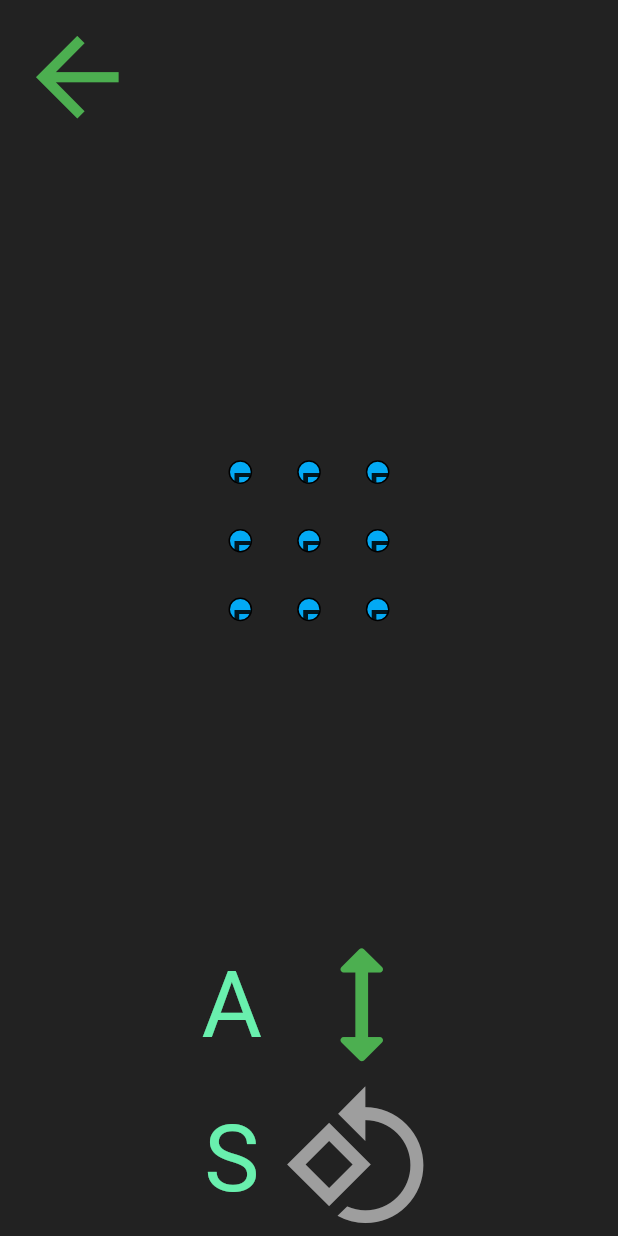
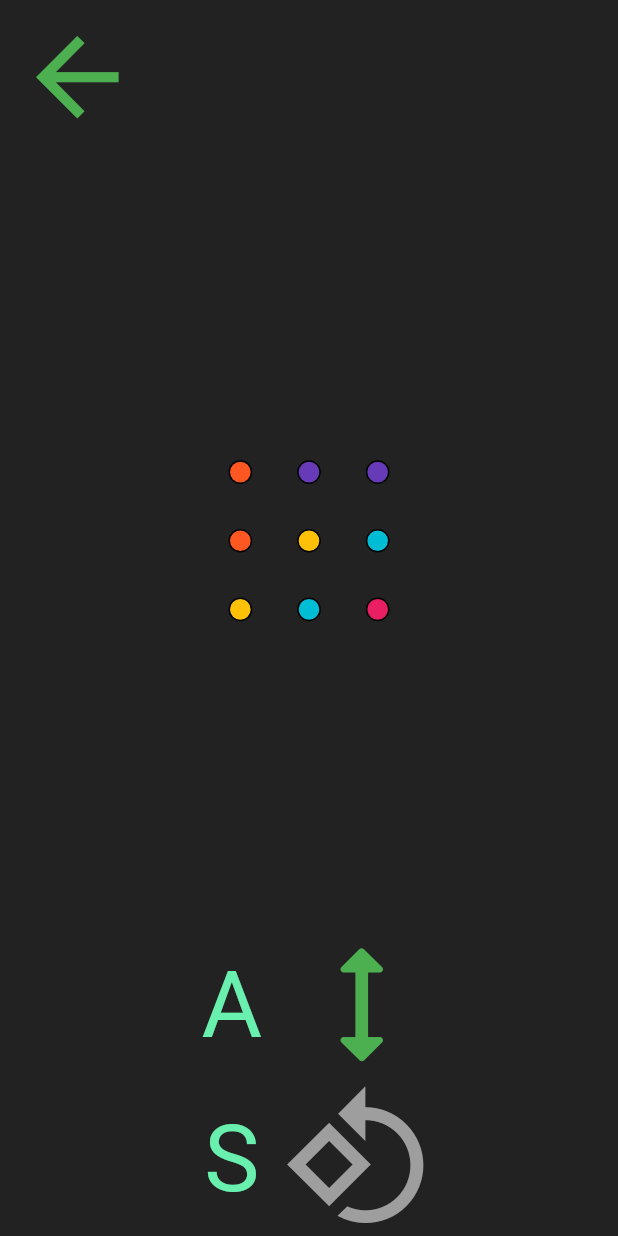
Before and after one commit to Dustlayer/flutter_hack, a Flutter app: the screen it shows after launch, after a tap on the "videogame asset" icon, on a phone screen of 412 x 824 dp. Run offline on Flutter 3.47's test engine with Material 2 defaults, Android fonts, the phone set to English and light mode, and no system bars; drawn by our look-alikes of auto_size_text; our stand-ins replace beamer.

Commit message:
game logic, colored faces, shuffle

```diff
--- a/lib/components/cube_face_widget.dart
+++ b/lib/components/cube_face_widget.dart
@@ -307,14 +307,16 @@ class TestCubeTile extends StatelessWidget {
         decoration: BoxDecoration(
           border: Border.all(),
           borderRadius: BorderRadius.circular(15),
-          color: Colors.lightBlue,
+          // color: Colors.lightBlue,
+          color: _block.color,
         ),
         alignment: Alignment.center,
-        child: Text(
-          _block.toString(),
-          textAlign: TextAlign.center,
-          style: const TextStyle(fontSize: 35),
-        ),
+        child: Container(),
+        // child: Text(
+        //   _block.toString(),
+        //   textAlign: TextAlign.center,
+        //   style: const TextStyle(fontSize: 35),
+        // ),
       ),
     );
   }
--- a/lib/main.dart
+++ b/lib/main.dart
@@ -49,7 +49,7 @@ class MyApp extends StatelessWidget {
       routes: {
         PageRoutes.home: (context, state, data) => const HomeScreen(),
         PageRoutes.leaderboard: (context, state, data) => const LeaderboardScreen(),
-        PageRoutes.singleplayer: (context, state, data) => const PlaySingleplayerScreen(),
+        PageRoutes.singleplayer: (context, state, data) => const PlaySingleplayerScreen(1),
       },
     ),
     notFoundRedirectNamed: PageRoutes.home,
--- a/lib/models/cube/block.dart
+++ b/lib/models/cube/block.dart
@@ -1,3 +1,5 @@
+import 'package:flutter/material.dart';
+
 class Block {
   final String _dbgName;
   final String _faceDbgName;
@@ -5,9 +7,9 @@ class Block {
   String get dbgName => _dbgName;
   String get faceDbgName => _faceDbgName;
 
-  Block(this._dbgName, this._faceDbgName);
+  Color color;
 
-  factory Block.dummy() => Block("", "");
+  Block(this._dbgName, this._faceDbgName, this.color);
 
   @override
   String toString() {
--- a/lib/models/cube/cube.dart
+++ b/lib/models/cube/cube.dart
@@ -1,4 +1,9 @@
+import 'dart:collection';
+import 'dart:math';
+
 import 'package:flutter/foundation.dart';
+import 'package:flutter/material.dart';
+import 'package:flutter_hack/constants.dart';
 
 import 'package:flutter_hack/vector_math.dart';
 import 'package:flutter_hack/models/cube/rotation_move.dart';
@@ -33,7 +38,7 @@ class Cube {
     Face front = _getFaceAt(IVec.FRONT);
     IVec worldSliceAxis = move.axis;
     IVec worldSliceIndex = move.index;
-    if (kDebugMode) print("Slice: Front=$front, =$worldSliceAxis, sliceIndex:$worldSliceIndex");
+    if (kDebugMode) print("Slice: Front=$front, worldSliceAxis=$worldSliceAxis, worldSliceIndex=$worldSliceIndex");
 
     // find first block on front face
     IVec worldBlockPos = worldSliceAxis + worldSliceIndex;
@@ -77,6 +82,17 @@ class Cube {
     }
   }
 
+  int solvedFaces() {
+    int solved = 0;
+    for (Face f in faces.values) {
+      if (f.isSolved()) {
+        solved += 1;
+      }
+    }
+
+    return solved;
+  }
+
   Block predictSlice(SliceMove move) {
     Face front = _getFaceAt(IVec.FRONT);
     IVec worldSliceAxis = move.axis;
@@ -115,7 +131,7 @@ class Cube {
     return faces[mat.dotV(at)]!;
   }
 
-  static Cube generate() {
+  static Cube generate(int nMovesShuffle) {
     /*
      *     X
      *     🡡
@@ -125,15 +141,60 @@ class Cube {
      *
      */
     Map<IVec, Face> faces = {
-      IVec.X: Face.generate("R", IMat.rotate90(IVec.Y)),
-      -IVec.X: Face.generate("L", IMat.rotate90(-IVec.Y)),
-      IVec.Y: Face.generate("U", IMat.rotate90(-IVec.X)),
-      -IVec.Y: Face.generate("D", IMat.rotate90(IVec.X)),
-      IVec.Z: Face.generate("F", IMat.identity()),
-      -IVec.Z: Face.generate("B", IMat.rotate90(IVec.X).dotM(IMat.rotate90(IVec.X))),
+      IVec.X: Face.generate("R", IMat.rotate90(IVec.Y), Colors.green),
+      -IVec.X: Face.generate("L", IMat.rotate90(-IVec.Y), Colors.amber),
+      IVec.Y: Face.generate("U", IMat.rotate90(-IVec.X), Colors.cyan),
+      -IVec.Y: Face.generate("D", IMat.rotate90(IVec.X), Colors.deepPurple),
+      IVec.Z: Face.generate("F", IMat.identity(), Colors.deepOrange),
+      -IVec.Z: Face.generate("B", IMat.rotate90(IVec.X).dotM(IMat.rotate90(IVec.X)), Colors.pink),
     };
 
-    return Cube(faces);
+    Cube cube = Cube(faces);
+    shuffleCube(cube, nMovesShuffle);
+
+    // check everything is alright once (in debug mode)
+    if (kDebugMode) {
+      Set<Block> seenBlocks = HashSet();
+
+      for (Face face in cube.faces.values) {
+        face.blocks.foreach((b) {
+          if (seenBlocks.contains(b)) {
+            assert(false);
+          }
+          seenBlocks.add(b);
+        });
+      }
+    }
+
+    return cube;
+  }
+
+  static void shuffleCube(Cube cube, int nMoves) {
+    double pRotate = .3;
+    Random ra = Random();
+
+    List<RotationMove> rotationMoves = [
+      RotationMove.up(),
+      RotationMove.down(),
+      RotationMove.left(),
+      RotationMove.right(),
+    ];
+    List<SliceMove Function(int)> sliceMoves = [
+      (i) => SliceMove.up(i),
+      (i) => SliceMove.down(i),
+      (i) => SliceMove.left(i),
+      (i) => SliceMove.right(i),
+    ];
+
+    for (int i = 0; i < nMoves; i++) {
+      if (ra.nextDouble() <= pRotate) {
+        cube.rotate(rotationMoves[ra.nextInt(rotationMoves.length)]);
+      }
+      else {
+        int rawIndex = ra.nextInt(kSize);
+        cube.slice(sliceMoves[ra.nextInt(sliceMoves.length)](rawIndex));
+      }
+    }
   }
 
   // ----------------- //
--- a/lib/models/cube/face.dart
+++ b/lib/models/cube/face.dart
@@ -1,3 +1,4 @@
+import 'package:flutter/material.dart';
 import 'package:flutter_hack/vector_math.dart';
 import 'package:flutter_hack/constants.dart';
 
@@ -59,14 +60,19 @@ class Face {
     return blocks.get(localBlockPosition.x, localBlockPosition.y);
   }
 
-  static Face generate(String _dbgName, IMat mat, [bool vFlip = false]) {
+  bool isSolved() {
+    Color reference = blocks.get(0, 0).color;
+    return blocks.checkAll((b) => b.color == reference);
+  }
+
+  static Face generate(String _dbgName, IMat mat, Color color) {
     return Face(
       _dbgName,
       mat,
       Grid.generate(
         kSize,
         kSize,
-        (x, y) => Block("($x | $y)", _dbgName),
+        (x, y) => Block("($x | $y)", _dbgName, color),
       ),
     );
   }
--- a/lib/models/cube/grid.dart
+++ b/lib/models/cube/grid.dart
@@ -27,11 +27,22 @@ class Grid<T> {
   T get(int x, int y) {
     int nx = normalizeX(x);
     int ny = normalizeY(y);
+
+    if (nx < 0 || ny < 0 || width <= nx || height <= ny) {
+      assert(false);
+    }
+
     return _data[nx][ny]!;
   }
 
   void set(int x, int y, T value) {
-    _data[normalizeX(x)][normalizeY(y)] = value;
+    int nx = normalizeX(x);
+    int ny = normalizeY(y);
+
+    if (nx < 0 || ny < 0 || width <= nx || height <= ny) {
+      assert(false);
+    }
+    _data[nx][ny] = value;
   }
 
   int normalizeX(int x) {
@@ -41,4 +52,21 @@ class Grid<T> {
   int normalizeY(int y) {
     return y + height ~/ 2;
   }
+
+  bool checkAll(bool Function(T) test) {
+    for (List<T?> column in _data) {
+      for (T? t in column) {
+        if (!test(t!)) return false;
+      }
+    }
+    return true;
+  }
+
+  void foreach(void Function(T) f) {
+    for (List<T?> column in _data) {
+      for (T? t in column) {
+        f(t!);
+      }
+    }
+  }
 }
--- a/lib/screens/play_singleplayer.dart
+++ b/lib/screens/play_singleplayer.dart
@@ -11,7 +11,9 @@ import '../components/game_status_widget.dart';
 import '../models/keyboard_meta_keys_manager.dart';
 
 class PlaySingleplayerScreen extends StatefulWidget {
-  const PlaySingleplayerScreen({Key? key}) : super(key: key);
+  final int minFacesSolvedForVictory;
+
+  const PlaySingleplayerScreen(this.minFacesSolvedForVictory, {Key? key}) : super(key: key);
 
   @override
   _PlaySingleplayerScreenState createState() => _PlaySingleplayerScreenState();
@@ -23,7 +25,7 @@ void NoOp() {}
 class _PlaySingleplayerScreenState extends State<PlaySingleplayerScreen> with SingleTickerProviderStateMixin {
   late final FocusNode focus;
   late final FocusAttachment _nodeAttachment;
-  Cube cube = Cube.generate();
+  Cube cube = Cube.generate(100);
   // game stats for the leaderboard
   int _turnCounter = 0;
   DateTime dateTimeStart = DateTime.now();
@@ -62,7 +64,7 @@ class _PlaySingleplayerScreenState extends State<PlaySingleplayerScreen> with Si
   }
 
   void _checkForVictory() {
-    if (false && _turnCounter > 10 && !_victorious) {
+    if (widget.minFacesSolvedForVictory <= cube.solvedFaces() && !_victorious) {
       // Victory
       setState(() {
         _victorious = true;
```
